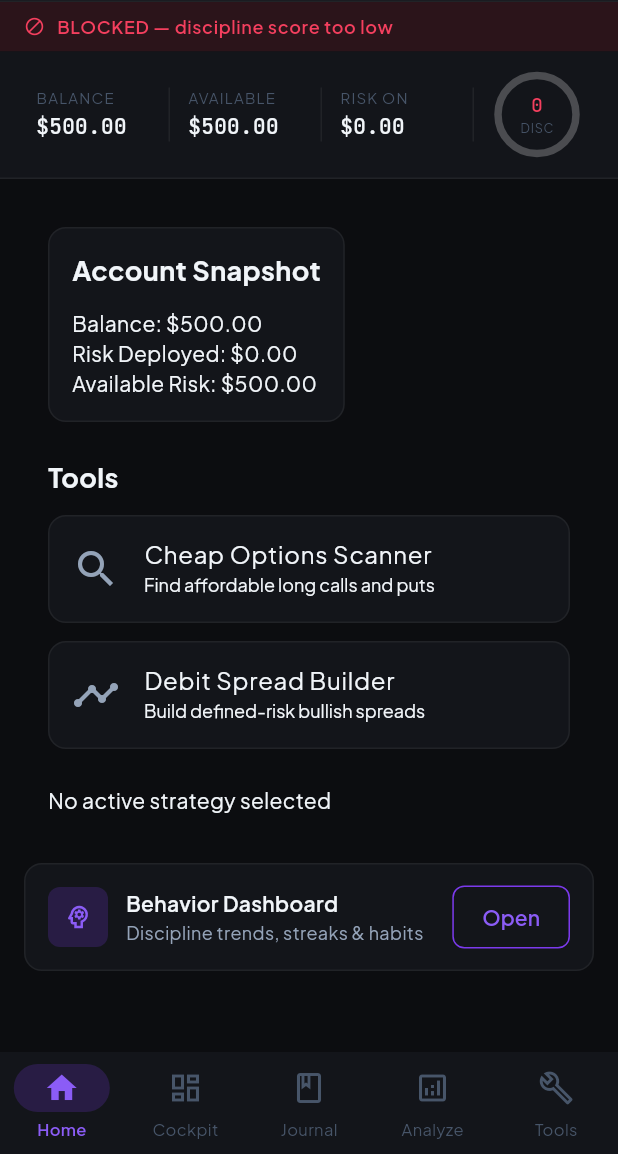
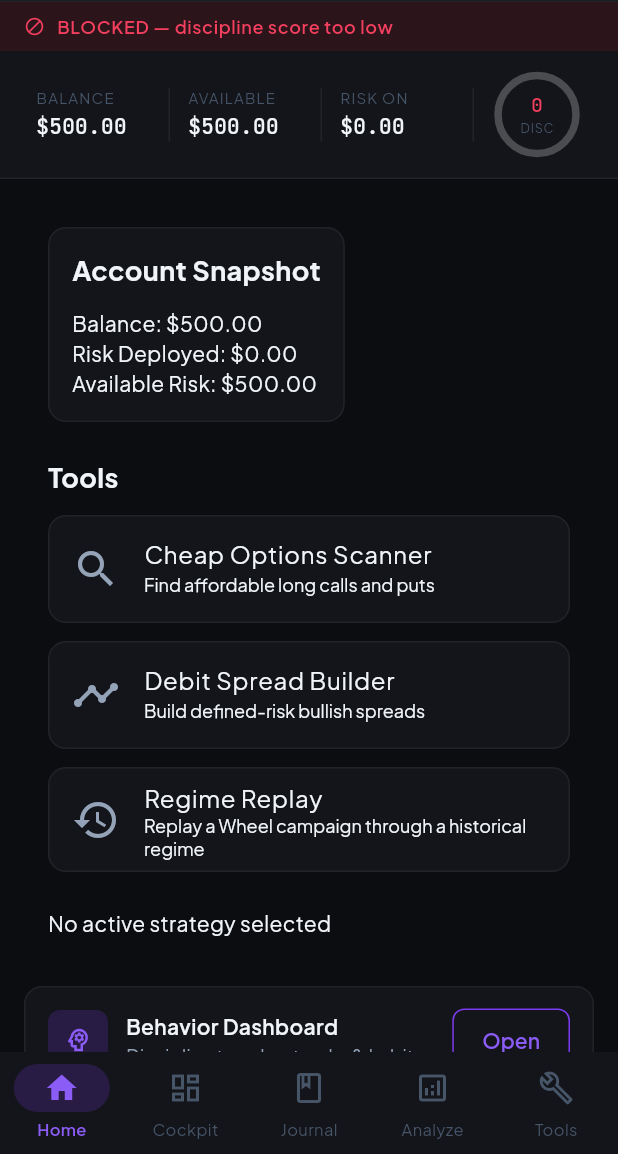
Before and after one commit to tbmobb813/RiskForm, a Flutter app: the screen it shows after launch, on a phone screen of 412 x 824 dp, the part 82-1236 px from its top. Run offline on Flutter 3.47's test engine with Material 3 defaults, Android fonts, the phone set to English and light mode, and no system bars; drawn by our look-alikes of flutter_animate; our stand-ins replace cloud_firestore, cloud_functions, csv, equatable, file_picker, firebase_auth and 7 more; accounts and stored records are empty.

Commit message:
Fix regime-replay entry point and backtest results overflow
- Move the "Regime Replay" tool card from ToolsAndStrategyLibrary,
  which is never actually instantiated anywhere in the app, to
  ToolsSection in small_account_dashboard.dart - the real, live Tools
  list rendered on the Home screen. The feature was unreachable
  without this.
- Wrap BacktestScreen's body in a SingleChildScrollView. Its results
  Column (metrics + equity chart + cycle breakdown + logs) had no
  scroll container and overflowed the viewport once real result data
  rendered - a pre-existing bug, not caused by the regime-replay
  banner, but one that made the banner's own screen unusable.

Found by driving the built app end-to-end in a headless browser.

Co-Authored-By: Claude Sonnet 5 <noreply@anthropic.com>
Claude-Session: https://claude.ai/code/session_0138T85N8VSDRx2FpRi5aWuB

```diff
--- a/lib/screens/backtest/backtest_screen.dart
+++ b/lib/screens/backtest/backtest_screen.dart
@@ -125,7 +125,7 @@ class _BacktestScreenState extends ConsumerState<BacktestScreen> {
   Widget build(BuildContext context) {
     return Scaffold(
       appBar: AppBar(title: const Text('Backtest')),
-      body: Padding(
+      body: SingleChildScrollView(
         padding: const EdgeInsets.all(16),
         child: Column(
           crossAxisAlignment: CrossAxisAlignment.start,
--- a/lib/screens/dashboard/tools_and_strategy_library.dart
+++ b/lib/screens/dashboard/tools_and_strategy_library.dart
@@ -45,11 +45,6 @@ class ToolsAndStrategyLibrary extends ConsumerWidget {
               label: "Import Trades",
               icon: Icons.upload_file,
               onTap: () => GoRouter.of(context).pushNamed('import_trades'),
-            ),
-            ToolTile(
-              label: "Regime Replay",
-              icon: Icons.history,
-              onTap: () => GoRouter.of(context).pushNamed('regime_replay'),
             ),
             ToolTile(
               label: "Payoff Visualizer",
--- a/lib/strategy_cockpit/strategies/small_account/screens/small_account_dashboard.dart
+++ b/lib/strategy_cockpit/strategies/small_account/screens/small_account_dashboard.dart
@@ -153,6 +153,15 @@ class _ToolsSectionState extends ConsumerState<ToolsSection> {
             );
           },
         ),
+
+        const SizedBox(height: 12),
+
+        ToolCard(
+          title: 'Regime Replay',
+          subtitle: 'Replay a Wheel campaign through a historical regime',
+          icon: Icons.history,
+          onTap: () => context.pushNamed('regime_replay'),
+        ),
       ],
     );
   }
```
